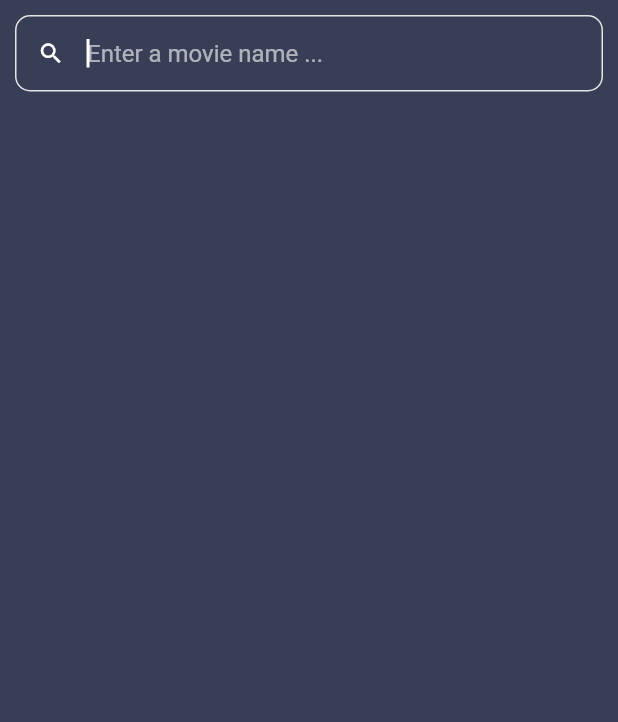
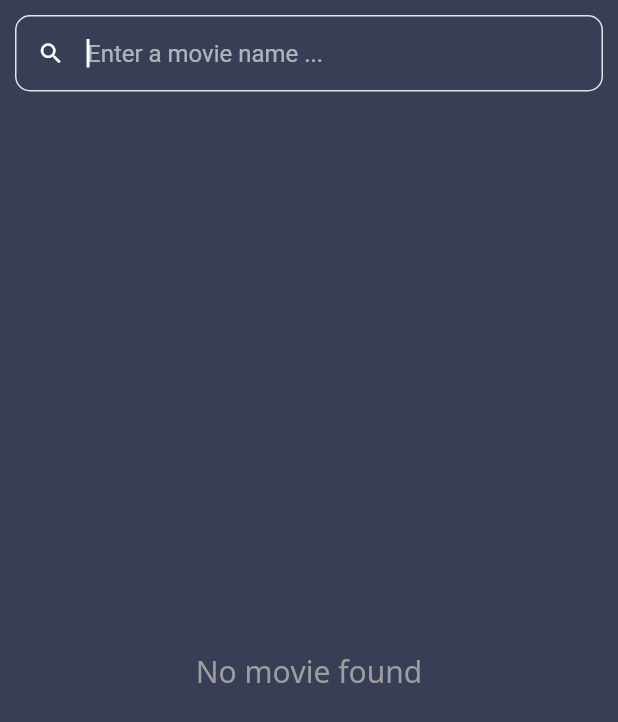
Before and after one commit to s00rajsnair/Mowie-App, a Flutter app: the SearchScreen screen opened by its route, on a phone screen of 412 x 824 dp. Shown: the top 722 px of the screen. Run offline on Flutter 3.47's test engine with Material 2 defaults, Android fonts, the phone set to English and light mode, and no system bars; our stand-ins replace flutter_spinkit, photo_view.

Commit message:
movie not found message function added

```diff
--- a/lib/screens/search-screen.dart
+++ b/lib/screens/search-screen.dart
@@ -85,8 +85,8 @@ class _SearchScreenState extends State<SearchScreen> {
       }
     }
     setState(() {
-      movieName += ' ';
-      movieName = movieName.trim();
+      movieName = movieName;
+      movieResults = movieResults;
     });
   }
 }
--- a/lib/screens/welcome-screen.dart
+++ b/lib/screens/welcome-screen.dart
@@ -43,8 +43,9 @@ class _WelcomeScreenState extends State<WelcomeScreen> {
             SizedBox(
               height: 100,
             ),
-            MaterialButton(
-              onPressed: () {
+            InkWell(
+              borderRadius: BorderRadius.all(Radius.circular(30)),
+              onTap: () {
                 Navigator.pushNamed(context, SearchScreen.id);
               },
               child: Container(
--- a/lib/utilities/constants.dart
+++ b/lib/utilities/constants.dart
@@ -7,10 +7,7 @@ const kMovieNameStyle = TextStyle(
 );
 
 const kMovieDetailsStyle = TextStyle(
-  color: Colors.grey,
-  fontWeight: FontWeight.bold,
-  fontSize: 15,
-);
+    fontWeight: FontWeight.bold, fontSize: 15, fontFamily: 'NotoSans');
 
 const kMoviePlotStyle = TextStyle(
     fontFamily: 'NotoSans', letterSpacing: .5, fontWeight: FontWeight.normal);
--- a/lib/widgets/movie-detail.dart
+++ b/lib/widgets/movie-detail.dart
@@ -1,3 +1,4 @@
+import 'package:flutter/cupertino.dart';
 import 'package:flutter/material.dart';
 import 'package:mowie/utilities/constants.dart';
 
@@ -15,7 +16,7 @@ class MovieDetailWidget extends StatelessWidget {
             Icon(
               detailIcon,
               size: 20,
-              color: Colors.redAccent,
+              color: Color(0XFFDF0054),
             ),
             SizedBox(
               width: 5,
@@ -23,6 +24,7 @@ class MovieDetailWidget extends StatelessWidget {
             Text(
               '$movieDetail',
               style: kMovieDetailsStyle,
+              overflow: TextOverflow.fade,
             ),
           ],
         ),
--- a/lib/widgets/movie-suggestion-list-widget.dart
+++ b/lib/widgets/movie-suggestion-list-widget.dart
@@ -14,10 +14,16 @@ class MovieSuggestionListWidget extends StatefulWidget {
 }
 
 class _MovieSuggestionListWidgetState extends State<MovieSuggestionListWidget> {
+  bool moviesFound = false;
   @override
   Widget build(BuildContext context) {
+    if (widget.movieSuggestionList.suggestedMovieList.length > 0)
+      moviesFound = true;
+    else
+      moviesFound = false;
     return Expanded(
-      child: ListView.builder(
+      child: (moviesFound)
+          ? ListView.builder(
               itemBuilder: (context, position) {
                 return Container(
                   height: 100,
@@ -50,15 +56,18 @@ class _MovieSuggestionListWidgetState extends State<MovieSuggestionListWidget> {
                             Container(
                               child: ClipRRect(
                                 clipBehavior: Clip.hardEdge,
-                          child: (widget.movieSuggestionList
-                                      .suggestedMovieList[position].posterUrl !=
+                                child: (widget
+                                            .movieSuggestionList
+                                            .suggestedMovieList[position]
+                                            .posterUrl !=
                                         "N/A")
                                     ? Image.network(
                                         '${widget.movieSuggestionList.suggestedMovieList[position].posterUrl}',
                                         width: 60,
                                       )
                                     : kPlaceholderIcon,
-                          borderRadius: BorderRadius.all(Radius.circular(5)),
+                                borderRadius:
+                                    BorderRadius.all(Radius.circular(5)),
                               ),
                               margin: EdgeInsets.only(right: 15),
                             ),
@@ -95,7 +104,16 @@ class _MovieSuggestionListWidgetState extends State<MovieSuggestionListWidget> {
                   (widget.movieSuggestionList.suggestedMovieList.length == null)
                       ? 0
                       : widget.movieSuggestionList.suggestedMovieList.length,
+            )
+          : Center(
+              child: Text(
+              'No movie found',
+              style: TextStyle(
+                color: Colors.grey,
+                fontSize: 20,
+                fontFamily: 'NotoSans',
               ),
+            )),
     );
   }
 }
```
Lines whose indentation alone changed are shown as unchanged.
